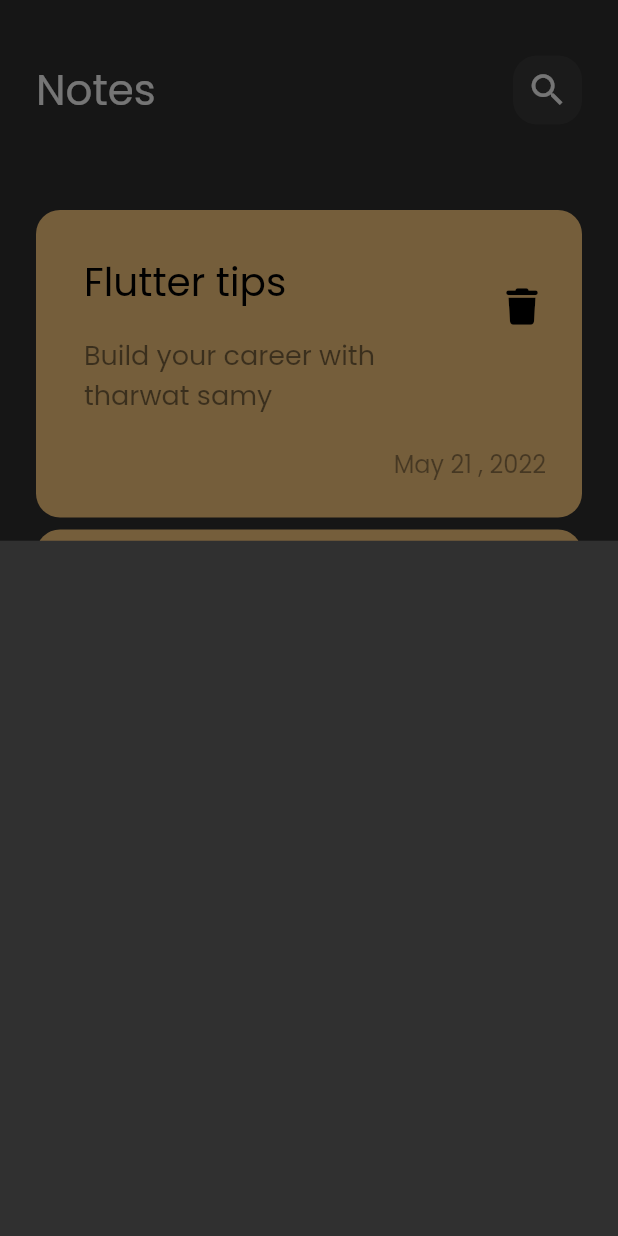
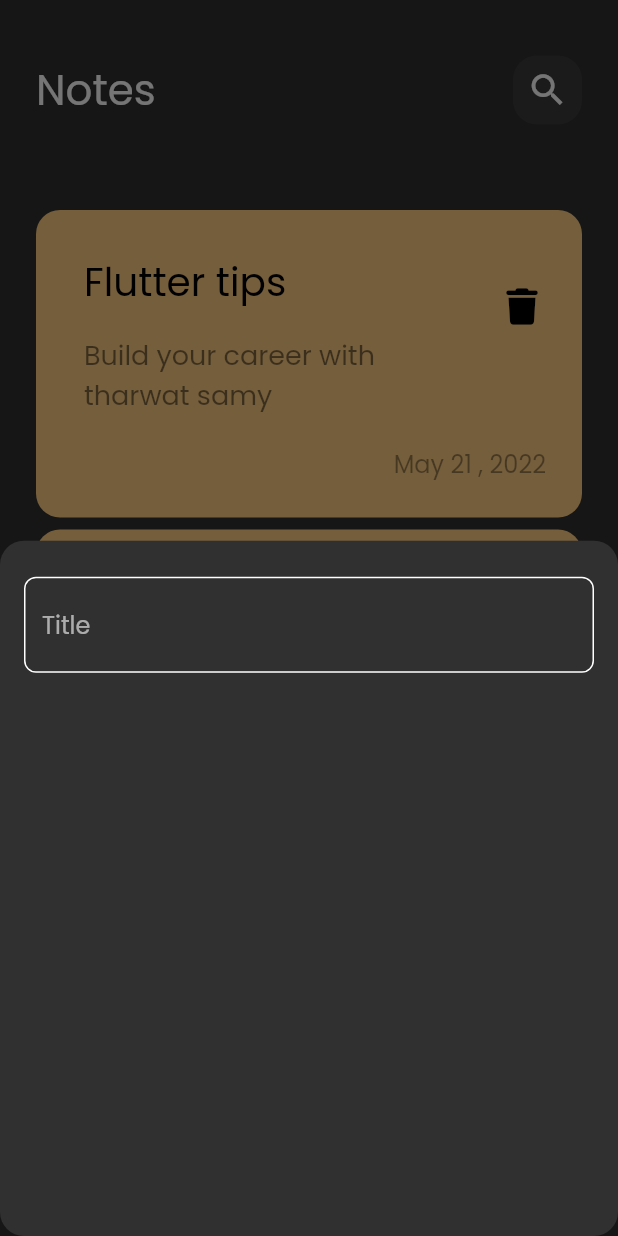
Before and after one commit to Ma7moudElbaz/notes_app, a Flutter app: the screen it shows after launch, after a tap on the "add" icon, on a phone screen of 412 x 824 dp. Run offline on Flutter 3.47's test engine with Material 3 defaults, Android fonts, the phone set to English and light mode, and no system bars; our stand-ins replace font_awesome_flutter.

Commit message:
create custom text field

```diff
--- /dev/null
+++ b/lib/constants.dart
@@ -0,0 +1,3 @@
+import 'package:flutter/material.dart';
+
+const kPrimaryColor = Color(0xff62FCD7);
--- a/lib/views/notes_view.dart
+++ b/lib/views/notes_view.dart
@@ -1,6 +1,6 @@
 import 'package:flutter/material.dart';
 
-import '../widgets/add_not_bottom_sheet.dart';
+import '../widgets/add_note_bottom_sheet.dart';
 import '../widgets/notes_view_body.dart';
 
 class NotesView extends StatelessWidget {
@@ -12,6 +12,9 @@ class NotesView extends StatelessWidget {
       floatingActionButton: FloatingActionButton(
         onPressed: () {
           showModalBottomSheet(
+              shape: RoundedRectangleBorder(
+                borderRadius: BorderRadius.circular(16),
+              ),
               context: context,
               builder: (context) {
                 return const AddNoteBottomSheet();
--- a/lib/widgets/add_not_bottom_sheet.dart
+++ /dev/null
@@ -1,10 +0,0 @@
-import 'package:flutter/material.dart';
-
-class AddNoteBottomSheet extends StatelessWidget {
-  const AddNoteBottomSheet({super.key});
-
-  @override
-  Widget build(BuildContext context) {
-    return Container();
-  }
-}
--- /dev/null
+++ b/lib/widgets/add_note_bottom_sheet.dart
@@ -0,0 +1,19 @@
+import 'package:flutter/material.dart';
+import 'package:notes_app/widgets/custom_text_field.dart';
+
+class AddNoteBottomSheet extends StatelessWidget {
+  const AddNoteBottomSheet({super.key});
+
+  @override
+  Widget build(BuildContext context) {
+    return Padding(
+      padding: const EdgeInsets.symmetric(horizontal: 16),
+      child: Column(
+        children: [
+          SizedBox(height: 24),
+          CustomTextField(),
+        ],
+      ),
+    );
+  }
+}
--- /dev/null
+++ b/lib/widgets/custom_text_field.dart
@@ -0,0 +1,28 @@
+import 'package:flutter/material.dart';
+import 'package:notes_app/constants.dart';
+
+class CustomTextField extends StatelessWidget {
+  const CustomTextField({super.key});
+
+  @override
+  Widget build(BuildContext context) {
+    return TextField(
+      cursorColor: kPrimaryColor,
+      decoration: InputDecoration(
+        hintText: 'Title',
+        border: buildBorder(),
+        enabledBorder: buildBorder(),
+        focusedBorder: buildBorder(kPrimaryColor),
+      ),
+    );
+  }
+
+  OutlineInputBorder buildBorder([color]) {
+    return OutlineInputBorder(
+      borderRadius: BorderRadius.circular(8),
+      borderSide: BorderSide(
+        color: color ?? Colors.white,
+      ),
+    );
+  }
+}
```
